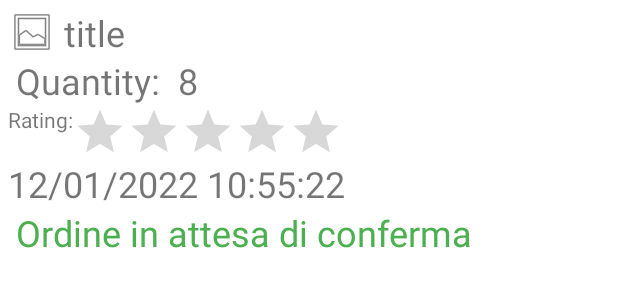
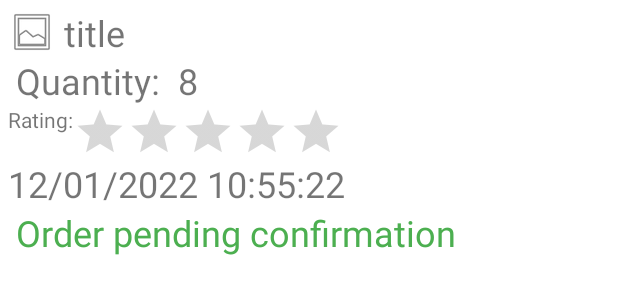
Before and after one commit to MizuNoMashu/HCI_Project, an Android app: the layout order_item_view.xml on its own in the app's theme, with its tools: preview values and no code run, on a phone screen of 412 x 824 dp. Shown: the top 300 px of the screen. Run offline under Robolectric (Android 15) with nearby library versions, the phone set to English and light mode, and no system bars.

Commit message:
Final commit again?

```diff
--- a/app/src/main/res/layout/order_item_view.xml
+++ b/app/src/main/res/layout/order_item_view.xml
@@ -83,7 +83,7 @@
         android:layout_height="wrap_content"
         android:paddingStart="5dp"
         android:paddingEnd="5dp"
-        android:text="Ordine in attesa di conferma"
+        android:text="Order pending confirmation"
         android:textColor="#4CAF50"
         android:textSize="24sp"
         app:layout_constraintEnd_toEndOf="parent"
```
